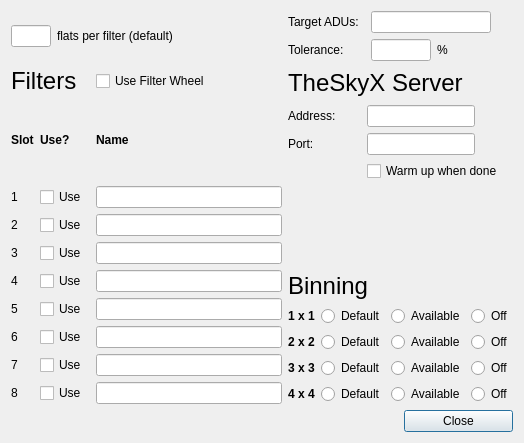
Above: PrefsWindow.ui from RMcDOttawa/FlatCaptureNow1 before the change. Below: the same form after it.
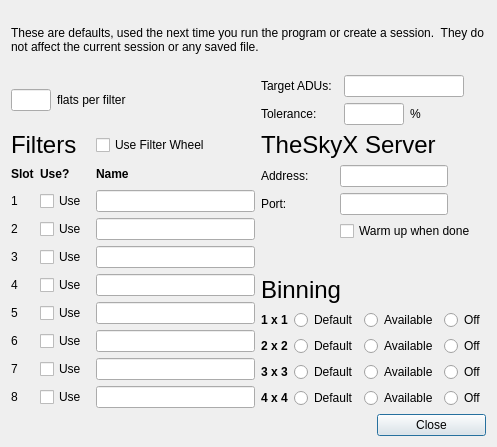
That is the form after the change.

Commit message: Completed making filter wheel optional

Diff of the .ui file:
```diff
--- a/PrefsWindow.ui
+++ b/PrefsWindow.ui
@@ -6,8 +6,8 @@
    <rect>
     <x>0</x>
     <y>0</y>
-    <width>524</width>
-    <height>443</height>
+    <width>497</width>
+    <height>447</height>
    </rect>
   </property>
   <property name="sizePolicy">
@@ -29,7 +29,7 @@
    <bool>true</bool>
   </property>
   <layout class="QGridLayout" name="gridLayout_5">
-   <item row="0" column="0">
+   <item row="1" column="0">
     <layout class="QHBoxLayout" name="horizontalLayout">
      <item>
       <widget class="QLineEdit" name="numFlats">
@@ -53,70 +53,20 @@
      <item>
       <widget class="QLabel" name="label_14">
        <property name="text">
-        <string>flats per filter (default)</string>
+        <string>flats per filter</string>
        </property>
       </widget>
      </item>
     </layout>
    </item>
-   <item row="0" column="1" colspan="2">
-    <layout class="QGridLayout" name="gridLayout_2">
-     <item row="0" column="0">
-      <widget class="QLabel" name="label_19">
-       <property name="text">
-        <string>Target ADUs:</string>
-       </property>
-      </widget>
-     </item>
-     <item row="0" column="1" colspan="2">
-      <widget class="QLineEdit" name="targetADUs">
-       <property name="sizePolicy">
-        <sizepolicy hsizetype="Fixed" vsizetype="Fixed">
-         <horstretch>0</horstretch>
-         <verstretch>0</verstretch>
-        </sizepolicy>
-       </property>
-       <property name="maximumSize">
-        <size>
-         <width>120</width>
-         <height>16777215</height>
-        </size>
-       </property>
-      </widget>
-     </item>
-     <item row="1" column="0">
-      <widget class="QLabel" name="label_23">
-       <property name="text">
-        <string>Tolerance:</string>
-       </property>
-      </widget>
-     </item>
-     <item row="1" column="1">
-      <widget class="QLineEdit" name="aduTolerance">
-       <property name="sizePolicy">
-        <sizepolicy hsizetype="Fixed" vsizetype="Fixed">
-         <horstretch>0</horstretch>
-         <verstretch>0</verstretch>
-        </sizepolicy>
-       </property>
-       <property name="maximumSize">
-        <size>
-         <width>60</width>
-         <height>16777215</height>
-        </size>
-       </property>
-      </widget>
-     </item>
-     <item row="1" column="2">
-      <widget class="QLabel" name="label_24">
-       <property name="text">
-        <string>%</string>
-       </property>
-      </widget>
-     </item>
-    </layout>
+   <item row="5" column="2">
+    <widget class="QPushButton" name="closeButton">
+     <property name="text">
+      <string>Close</string>
+     </property>
+    </widget>
    </item>
-   <item row="1" column="0" rowspan="3">
+   <item row="2" column="0" rowspan="3">
     <layout class="QGridLayout" name="gridLayout_4">
      <item row="0" column="0" colspan="2">
       <widget class="QLabel" name="label_12">
@@ -347,66 +297,14 @@
      </item>
     </layout>
    </item>
-   <item row="1" column="1" colspan="2">
-    <layout class="QGridLayout" name="gridLayout_3">
-     <item row="1" column="0">
-      <widget class="QLabel" name="label_21">
-       <property name="text">
-        <string>Address:</string>
-       </property>
-      </widget>
-     </item>
-     <item row="2" column="1" colspan="2">
-      <widget class="QLineEdit" name="portNumber">
-       <property name="sizePolicy">
-        <sizepolicy hsizetype="Fixed" vsizetype="Fixed">
-         <horstretch>0</horstretch>
-         <verstretch>0</verstretch>
-        </sizepolicy>
-       </property>
-      </widget>
-     </item>
-     <item row="0" column="0" colspan="3">
-      <widget class="QLabel" name="label_20">
-       <property name="text">
-        <string>&lt;html&gt;&lt;head/&gt;&lt;body&gt;&lt;p&gt;&lt;span style=&quot; font-size:18pt;&quot;&gt;TheSkyX Server&lt;/span&gt;&lt;/p&gt;&lt;/body&gt;&lt;/html&gt;</string>
-       </property>
-      </widget>
-     </item>
-     <item row="1" column="1" colspan="2">
-      <widget class="QLineEdit" name="serverAddress">
-       <property name="sizePolicy">
-        <sizepolicy hsizetype="Fixed" vsizetype="Fixed">
-         <horstretch>0</horstretch>
-         <verstretch>0</verstretch>
-        </sizepolicy>
-       </property>
-      </widget>
-     </item>
-     <item row="3" column="1" colspan="2">
-      <widget class="QCheckBox" name="warmWhenDone">
-       <property name="text">
-        <string>Warm up when done</string>
-       </property>
-      </widget>
-     </item>
-     <item row="2" column="0">
-      <widget class="QLabel" name="label_22">
-       <property name="text">
-        <string>Port:</string>
-       </property>
-      </widget>
-     </item>
-    </layout>
-   </item>
-   <item row="2" column="1" alignment="Qt::AlignBottom">
+   <item row="3" column="1" alignment="Qt::AlignBottom">
     <widget class="QLabel" name="label_13">
      <property name="text">
       <string>&lt;html&gt;&lt;head/&gt;&lt;body&gt;&lt;p&gt;&lt;span style=&quot; font-size:18pt;&quot;&gt;Binning&lt;/span&gt;&lt;/p&gt;&lt;/body&gt;&lt;/html&gt;</string>
      </property>
     </widget>
    </item>
-   <item row="3" column="1" colspan="2">
+   <item row="4" column="1" colspan="2">
     <layout class="QGridLayout" name="gridLayout">
      <item row="0" column="0">
       <widget class="QLabel" name="label_15">
@@ -594,10 +492,122 @@
      </item>
     </layout>
    </item>
-   <item row="4" column="2">
-    <widget class="QPushButton" name="closeButton">
+   <item row="1" column="1" colspan="2">
+    <layout class="QGridLayout" name="gridLayout_2">
+     <item row="0" column="0">
+      <widget class="QLabel" name="label_19">
+       <property name="text">
+        <string>Target ADUs:</string>
+       </property>
+      </widget>
+     </item>
+     <item row="0" column="1" colspan="2">
+      <widget class="QLineEdit" name="targetADUs">
+       <property name="sizePolicy">
+        <sizepolicy hsizetype="Fixed" vsizetype="Fixed">
+         <horstretch>0</horstretch>
+         <verstretch>0</verstretch>
+        </sizepolicy>
+       </property>
+       <property name="maximumSize">
+        <size>
+         <width>120</width>
+         <height>16777215</height>
+        </size>
+       </property>
+      </widget>
+     </item>
+     <item row="1" column="0">
+      <widget class="QLabel" name="label_23">
+       <property name="text">
+        <string>Tolerance:</string>
+       </property>
+      </widget>
+     </item>
+     <item row="1" column="1">
+      <widget class="QLineEdit" name="aduTolerance">
+       <property name="sizePolicy">
+        <sizepolicy hsizetype="Fixed" vsizetype="Fixed">
+         <horstretch>0</horstretch>
+         <verstretch>0</verstretch>
+        </sizepolicy>
+       </property>
+       <property name="maximumSize">
+        <size>
+         <width>60</width>
+         <height>16777215</height>
+        </size>
+       </property>
+      </widget>
+     </item>
+     <item row="1" column="2">
+      <widget class="QLabel" name="label_24">
+       <property name="text">
+        <string>%</string>
+       </property>
+      </widget>
+     </item>
+    </layout>
+   </item>
+   <item row="2" column="1" colspan="2">
+    <layout class="QGridLayout" name="gridLayout_3">
+     <item row="1" column="0">
+      <widget class="QLabel" name="label_21">
+       <property name="text">
+        <string>Address:</string>
+       </property>
+      </widget>
+     </item>
+     <item row="2" column="1" colspan="2">
+      <widget class="QLineEdit" name="portNumber">
+       <property name="sizePolicy">
+        <sizepolicy hsizetype="Fixed" vsizetype="Fixed">
+         <horstretch>0</horstretch>
+         <verstretch>0</verstretch>
+        </sizepolicy>
+       </property>
+      </widget>
+     </item>
+     <item row="0" column="0" colspan="3">
+      <widget class="QLabel" name="label_20">
+       <property name="text">
+        <string>&lt;html&gt;&lt;head/&gt;&lt;body&gt;&lt;p&gt;&lt;span style=&quot; font-size:18pt;&quot;&gt;TheSkyX Server&lt;/span&gt;&lt;/p&gt;&lt;/body&gt;&lt;/html&gt;</string>
+       </property>
+      </widget>
+     </item>
+     <item row="1" column="1" colspan="2">
+      <widget class="QLineEdit" name="serverAddress">
+       <property name="sizePolicy">
+        <sizepolicy hsizetype="Fixed" vsizetype="Fixed">
+         <horstretch>0</horstretch>
+         <verstretch>0</verstretch>
+        </sizepolicy>
+       </property>
+      </widget>
+     </item>
+     <item row="3" column="1" colspan="2">
+      <widget class="QCheckBox" name="warmWhenDone">
+       <property name="text">
+        <string>Warm up when done</string>
+       </property>
+      </widget>
+     </item>
+     <item row="2" column="0">
+      <widget class="QLabel" name="label_22">
+       <property name="text">
+        <string>Port:</string>
+       </property>
+      </widget>
+     </item>
+    </layout>
+   </item>
+   <item row="0" column="0" colspan="3">
+    <widget class="QLabel" name="label_25">
      <property name="text">
-      <string>Close</string>
+      <string>These are defaults, used the next time you run the program or create a session.  They do not affect the current session or any saved file.</string>
+     </property>
+     <property name="wordWrap">
+      <bool>true</bool>
      </property>
     </widget>
    </item>
```
Left out of the diff: 4 changed lines with no effect on the pictures. The commit also changes 11 other files.
